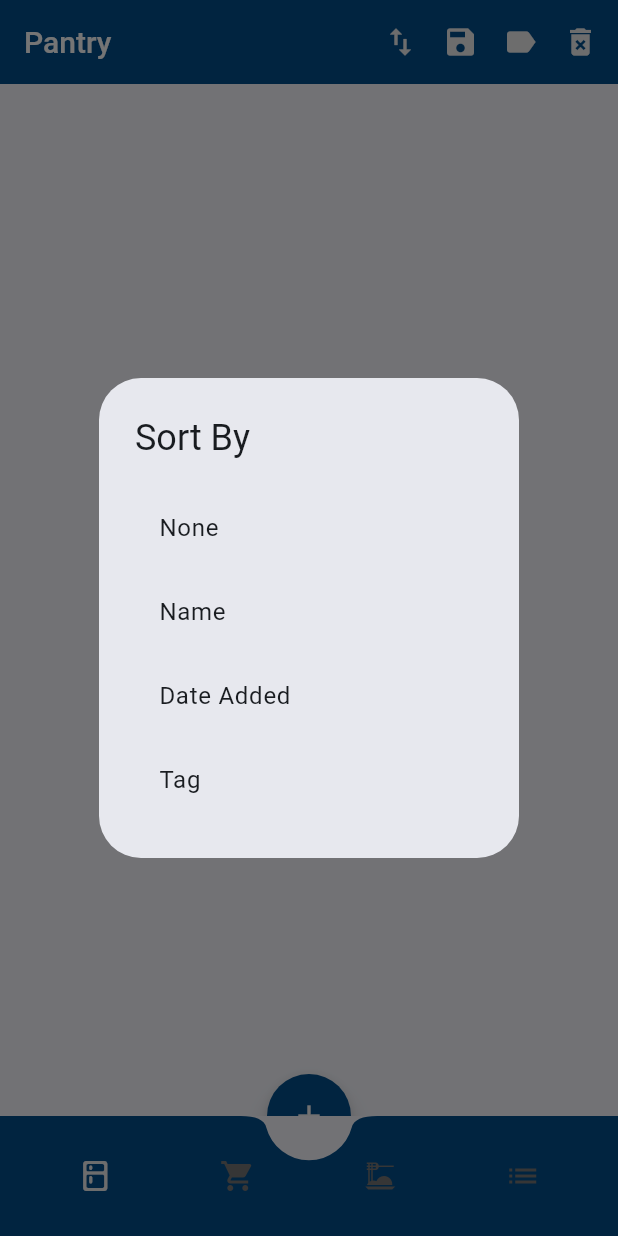
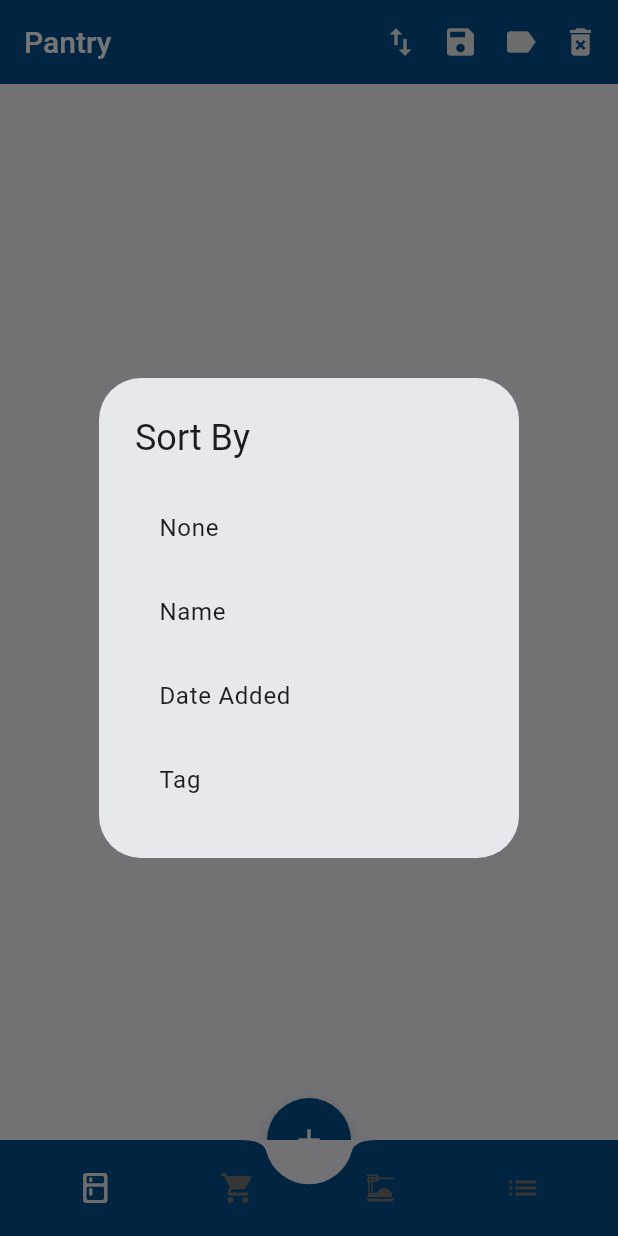
Before and after one commit to AMWen/pantry_app, a Flutter app: the screen it shows after launch, after a tap on the "swap vert" icon, on a phone screen of 412 x 824 dp. Run offline on Flutter 3.47's test engine with Material 3 defaults, Android fonts, the phone set to English and light mode, and no system bars; our stand-ins replace hive, hive_flutter; missing offline and left inert: flutter_file_dialog; accounts and stored records are empty.

Commit message:
refactor screens for simplicity

```diff
--- a/lib/data/widgets/bottomtabnavigator_widget.dart
+++ b/lib/data/widgets/bottomtabnavigator_widget.dart
@@ -1,10 +1,5 @@
 import 'package:flutter/material.dart';
-import 'package:pantry_app/data/constants.dart';
-
-import '../../screens/meals_screen.dart';
-import '../../screens/pantry_screen.dart';
-import '../../screens/shopping_screen.dart';
-import '../../screens/todo_screen.dart';
+import '../../data/constants.dart';
 import '../classes/tab_item.dart';
 
 class BottomTabNavigator extends StatefulWidget {
@@ -17,13 +12,7 @@ class BottomTabNavigator extends StatefulWidget {
 class BottomTabNavigatorState extends State<BottomTabNavigator> {
   int _selectedIndex = 0;
   final PageController _pageController = PageController(); // PageView sync navigator
-
-  final List<TabItem> _tabs = [
-    TabItem(screen: PantryScreen(), icon: Icon(Icons.kitchen_rounded), label: 'Pantry'),
-    TabItem(screen: ShoppingScreen(), icon: Icon(Icons.local_grocery_store), label: 'Shopping'),
-    TabItem(screen: MealsScreen(), icon: Icon(Icons.dinner_dining), label: 'Meals'),
-    TabItem(screen: ToDoScreen(), icon: Icon(Icons.list), label: 'To Do'),
-  ];
+  final List<TabItem> _tabs = tabItems.values.toList();
 
   void _onItemTapped(int index) {
     setState(() {
@@ -47,6 +36,7 @@ class BottomTabNavigatorState extends State<BottomTabNavigator> {
         children: _tabs.map((tab) => tab.screen).toList(),
       ),
       bottomNavigationBar: BottomAppBar(
+        height: 64,
         color: primaryColor,
         notchMargin: 1.5,
         shape: CircularNotchedRectangle(),
--- a/lib/data/widgets/basescreen_widget.dart
+++ b/lib/screens/base_screen.dart
@@ -4,9 +4,9 @@ import 'package:flutter/material.dart';
 import 'package:hive_flutter/hive_flutter.dart';
 import 'package:intl/intl.dart';
 
-import '../classes/list_item.dart';
-import '../constants.dart';
-import 'simplelistscreen_widget.dart';
+import '../data/classes/list_item.dart';
+import '../data/constants.dart';
+import 'simplelist_screen.dart';
 
 class BaseScreen extends SimpleListScreen {
   const BaseScreen({
--- a/lib/screens/meals_screen.dart
+++ /dev/null
@@ -1,5 +0,0 @@
-import '../data/widgets/simplelistscreen_widget.dart';
-
-class MealsScreen extends SimpleListScreen {
-  const MealsScreen({super.key}) : super(itemType: 'meals', boxName: 'meals', title: 'Meals');
-}
--- a/lib/screens/pantry_screen.dart
+++ /dev/null
@@ -1,5 +0,0 @@
-import '../data/widgets/basescreen_widget.dart';
-
-class PantryScreen extends BaseScreen {
-  const PantryScreen({super.key}) : super(itemType: 'pantry', boxName: 'pantry', title: 'Pantry');
-}
--- a/lib/screens/shopping_screen.dart
+++ /dev/null
@@ -1,5 +0,0 @@
-import '../data/widgets/basescreen_widget.dart';
-
-class ShoppingScreen extends BaseScreen {
-  const ShoppingScreen({super.key}) : super(itemType: 'pantry', boxName: 'shopping', title: 'Shopping', moveTo: 'pantry');
-}
--- a/lib/screens/todo_screen.dart
+++ /dev/null
@@ -1,5 +0,0 @@
-import '../data/widgets/simplelistscreen_widget.dart';
-
-class ToDoScreen extends SimpleListScreen {
-  const ToDoScreen({super.key}) : super(itemType: 'todo', boxName: 'todo', title: 'To Do');
-}
```
Also changed, not shown: lib/data/constants.dart (+66 -1 lines), lib/screens/simplelist_screen.dart (renamed from lib/data/widgets/simplelistscreen_widget.dart, +5 -5 lines).
